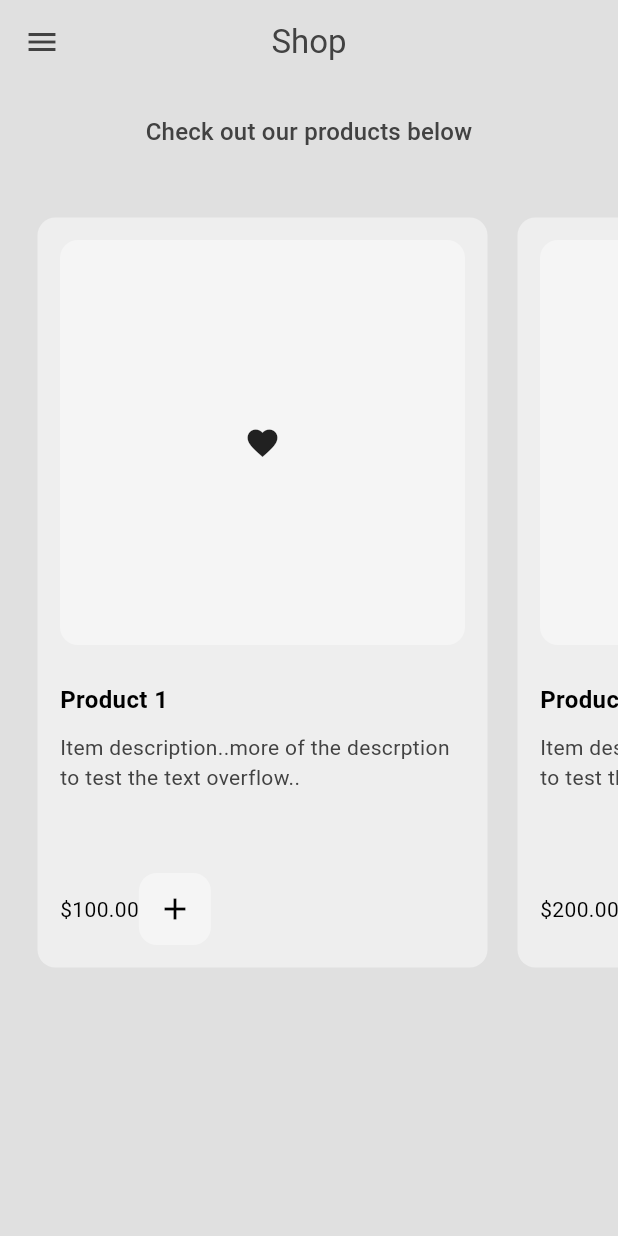
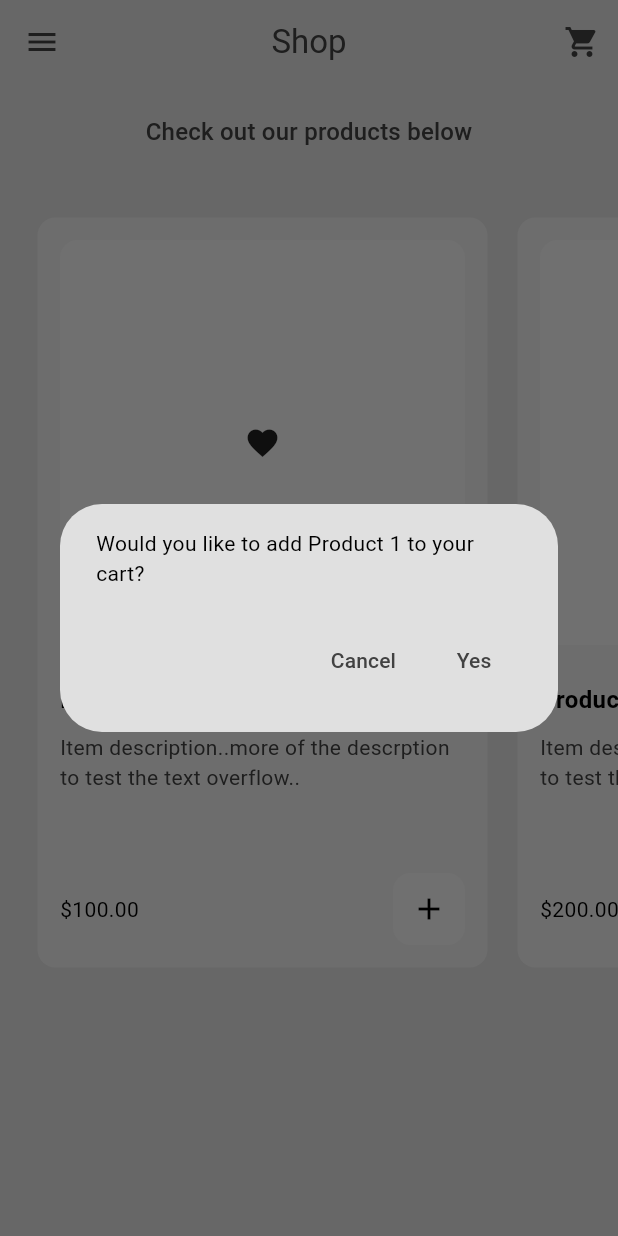
Before and after one commit to Crescendoe/E_commerce_app_with_cart, a Flutter app: the ShopPage screen opened by its route, after a tap on the "add" icon, on a phone screen of 412 x 824 dp. Run offline on Flutter 3.47's test engine with Material 3 defaults, Android fonts, the phone set to English and light mode, and no system bars.

Commit message:
functional cart page and shop page

```diff
--- a/lib/components/my_product_tile.dart
+++ b/lib/components/my_product_tile.dart
@@ -1,5 +1,7 @@
 import 'package:e_commerce_app_with_cart/models/product.dart';
+import 'package:e_commerce_app_with_cart/models/shop.dart';
 import 'package:flutter/material.dart';
+import 'package:provider/provider.dart';
 
 class MyProductTile extends StatelessWidget {
   final Product product;
@@ -8,6 +10,36 @@ class MyProductTile extends StatelessWidget {
     super.key,
     required this.product,
   });
+
+  // Add to cart button pressed
+  void addToCart(BuildContext context) {
+    // show a dialog box to ask user for confirmation to add to cart
+    showDialog(
+      context: context,
+      builder: (context) => AlertDialog(
+        content: Text('Would you like to add ${product.name} to your cart?'),
+        actions: [
+          TextButton(
+            onPressed: () => Navigator.of(context).pop(),
+            child: Text(
+              'Cancel',
+              style: TextStyle(color: Colors.grey[800]),
+            ),
+          ),
+          TextButton(
+            onPressed: () {
+              Navigator.of(context).pop();
+              context.read<Shop>().addProductToCart(product);
+            },
+            child: Text(
+              'Yes',
+              style: TextStyle(color: Colors.grey[800]),
+            ),
+          ),
+        ],
+      ),
+    );
+  }
 
   @override
   Widget build(BuildContext context) {
@@ -39,9 +71,7 @@ class MyProductTile extends StatelessWidget {
                   child: const Icon(Icons.favorite),
                 ),
               ),
-
               const SizedBox(height: 25),
-
               // product name
               Text(
                 product.name,
@@ -50,9 +80,7 @@ class MyProductTile extends StatelessWidget {
                   fontWeight: FontWeight.bold,
                 ),
               ),
-
               const SizedBox(height: 10),
-
               // product description
               Text(
                 product.description,
@@ -63,15 +91,13 @@ class MyProductTile extends StatelessWidget {
               ),
             ],
           ),
-
           const SizedBox(height: 25),
-
           // product price + add to cart button
           Row(
+            mainAxisAlignment: MainAxisAlignment.spaceBetween,
             children: [
               // Price
               Text('\$' + product.price.toStringAsFixed(2)),
-
               // Add to cart button
               Container(
                 decoration: BoxDecoration(
@@ -80,7 +106,7 @@ class MyProductTile extends StatelessWidget {
                 ),
                 child: IconButton(
                   icon: const Icon(Icons.add),
-                  onPressed: () {},
+                  onPressed: () => addToCart(context),
                 ),
               )
             ],
--- a/lib/pages/shop_page.dart
+++ b/lib/pages/shop_page.dart
@@ -19,6 +19,15 @@ class ShopPage extends StatelessWidget {
         backgroundColor: Colors.transparent,
         elevation: 0,
         foregroundColor: Theme.of(context).colorScheme.inversePrimary,
+        actions: [
+          IconButton(
+            icon: Icon(Icons.shopping_cart),
+            onPressed: () {
+              // Navigate to the cart page
+              Navigator.pushNamed(context, '/cart');
+            },
+          ),
+        ],
       ),
       drawer: const MyDrawer(),
       backgroundColor: Theme.of(context).colorScheme.surface,
@@ -29,9 +38,9 @@ class ShopPage extends StatelessWidget {
             padding: const EdgeInsets.all(20),
             child: Text(
               'Check out our products below',
-                style: Theme.of(context).textTheme.titleMedium?.copyWith(
+              style: Theme.of(context).textTheme.titleMedium?.copyWith(
                 color: Theme.of(context).colorScheme.inversePrimary,
-                ),
+              ),
               textAlign: TextAlign.center,
             ),
           ),
```
Also changed, not shown: lib/pages/cart_page.dart (+107 -1 lines).
